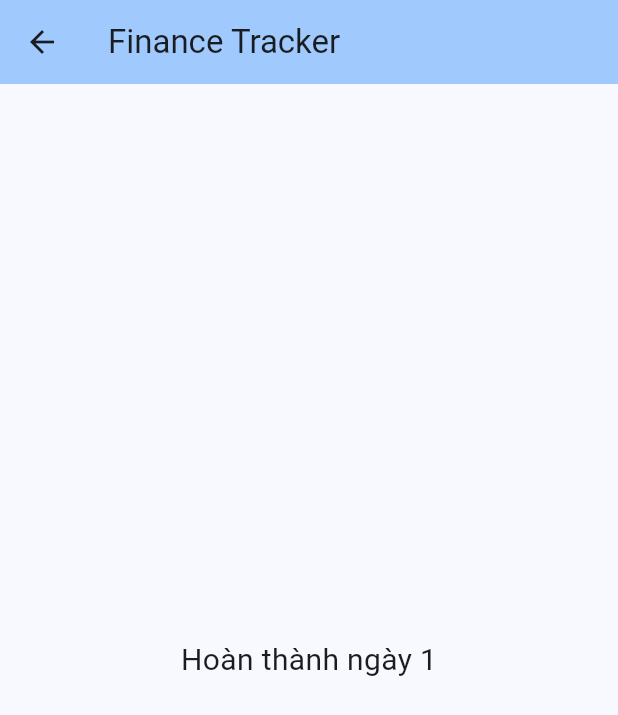
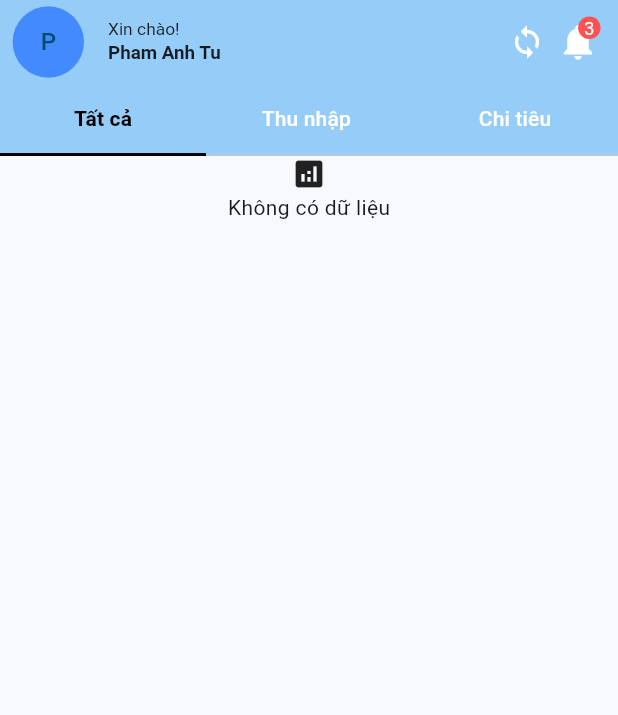
Before and after one commit to anhtuspham/MOSA, a Flutter app: the HomeScreen screen opened directly, on a phone screen of 412 x 824 dp. Shown: the top 715 px of the screen. Run offline on Flutter 3.47's test engine with Material 3 defaults, Android fonts, the phone set to English and light mode, and no system bars; our stand-ins replace flutter_screenutil, sqflite; accounts and stored records are empty.

```diff
--- /dev/null
+++ b/devtools_options.yaml
@@ -0,0 +1,3 @@
+description: This file stores settings for Dart & Flutter DevTools.
+documentation: https://docs.flutter.dev/tools/devtools/extensions#configure-extension-enablement-states
+extensions:
--- /dev/null
+++ b/flutter_launcher_icons.yaml
@@ -0,0 +1,19 @@
+# flutter pub run flutter_launcher_icons
+flutter_launcher_icons:
+  image_path: "assets/images/icon.png"
+
+  android: "launcher_icon"
+  # image_path_android: "assets/icon/icon.png"
+  min_sdk_android: 21 # android min sdk min:16, default 21
+  # adaptive_icon_background: "assets/icon/background.png"
+  # adaptive_icon_foreground: "assets/icon/foreground.png"
+  # adaptive_icon_foreground_inset: 16
+  # adaptive_icon_monochrome: "assets/icon/monochrome.png"
+
+  ios: true
+  # image_path_ios: "assets/icon/icon.png"
+  remove_alpha_ios: true
+  # image_path_ios_dark_transparent: "assets/icon/icon_dark.png"
+  # image_path_ios_tinted_grayscale: "assets/icon/icon_tinted.png"
+  # desaturate_tinted_to_grayscale_ios: true
+  # background_color_ios: "#ffffff"
--- a/lib/main.dart
+++ b/lib/main.dart
@@ -1,5 +1,6 @@
 import 'package:flutter/cupertino.dart';
 import 'package:flutter/material.dart';
+import 'package:flutter_screenutil/flutter_screenutil.dart';
 import 'package:mosa/providers/transaction_provider.dart';
 import 'package:mosa/screens/home_screen.dart';
 import 'package:mosa/utils/test_data.dart';
@@ -14,16 +15,21 @@ class MyApp extends StatelessWidget {
 
   @override
   Widget build(BuildContext context) {
-    return ChangeNotifierProvider(
+    return ScreenUtilInit(
+      designSize: const Size(392, 852),
+      minTextAdapt: true,
+      splitScreenMode: true,
+      child: ChangeNotifierProvider(
         create: (_) => TransactionProvider()..loadTransaction(),
         child: MaterialApp(
           title: 'Finance Tracker',
           debugShowCheckedModeBanner: false,
           theme: ThemeData(
-          colorScheme: ColorScheme.fromSeed(seedColor: Colors.blue),
+            colorScheme: ColorScheme.fromSeed(seedColor: Colors.lightBlue),
             useMaterial3: true,
           ),
-        home: const TestDatabaseScreen(),
+          home: const HomeScreen(),
+        ),
       ),
     );
   }
--- a/lib/screens/home_screen.dart
+++ b/lib/screens/home_screen.dart
@@ -1,5 +1,6 @@
 import 'package:flutter/cupertino.dart';
 import 'package:flutter/material.dart';
+import 'package:flutter_screenutil/flutter_screenutil.dart';
 
 class HomeScreen extends StatefulWidget {
   const HomeScreen({super.key});
@@ -11,17 +12,77 @@ class HomeScreen extends StatefulWidget {
 class _HomeScreenState extends State<HomeScreen> {
   @override
   Widget build(BuildContext context) {
-    return Scaffold(
+    return DefaultTabController(
+      length: 3,
+      child: Scaffold(
         appBar: AppBar(
-          title: Text('Finance Tracker'),
-          backgroundColor: Theme
-              .of(context)
-              .colorScheme
-              .inversePrimary,
+          title: Column(
+            crossAxisAlignment: CrossAxisAlignment.start,
+            children: [
+              Text('Xin chào!', style: TextStyle(fontSize: 12.sp)),
+              Text('Pham Anh Tu', style: TextStyle(fontWeight: FontWeight.bold, fontSize: 13.sp)),
+            ],
+          ),
+          leading: Container(
+            margin: EdgeInsets.only(left: 8.w),
+            child: CircleAvatar(radius: 20, backgroundColor: Colors.blueAccent, child: Text('P')),
+          ),
+          actionsPadding: EdgeInsets.symmetric(horizontal: 12.w),
+          actions: [
+            Icon(Icons.sync, color: Colors.white),
+            const SizedBox(width: 8),
+            Stack(
+              clipBehavior: Clip.none,
+              children: [
+                Icon(Icons.notifications, color: Colors.white, size: 28),
+                Positioned(
+                  right: -1,
+                  top: -8,
+                  child: Container(
+                    padding: const EdgeInsets.all(4),
+                    decoration: BoxDecoration(color: Colors.redAccent, shape: BoxShape.circle),
+                    child: Text(
+                      '3',
+                      textAlign: TextAlign.center,
+                      style: TextStyle(color: Colors.white, fontSize: 12),
+                    ),
+                  ),
+                ),
+              ],
+            ),
+          ],
+          backgroundColor: Theme.of(context).colorScheme.inversePrimary,
+          bottom: TabBar(
+            indicatorColor: Colors.black,
+            indicatorSize: TabBarIndicatorSize.tab,
+            unselectedLabelStyle: TextStyle(color: Colors.white),
+            labelStyle: TextStyle(color: Colors.black, fontWeight: FontWeight.bold),
+            tabs: [
+              Tab(child: Text('Tất cả')),
+              Tab(child: Text('Thu nhập ')),
+              Tab(child: Text('Chi tiêu')),
+            ],
+          ),
         ),
-        body: const Center(
-          child: Text('Hoàn thành ngày 1', style: TextStyle(fontSize: 20),),
-        )
+        body: TabBarView(
+          children: [
+            Center(child: Column(children: [Icon(Icons.analytics), Text('Không có dữ liệu')])),
+            ListTile(
+              leading: Icon(Icons.calendar_month),
+              title: Text('Điều chỉnh số dư'),
+              subtitle: Text('Điều chỉnh số dư chuyển khoản'),
+              trailing: Column(
+                mainAxisAlignment: MainAxisAlignment.center,
+                children: [
+                  Text('117.167đ'),
+                  Text('Hôm nay', style: TextStyle(color: Colors.grey)),
+                ],
+              ),
+            ),
+            Center(child: Text('Tab 3')),
+          ],
+        ),
+      ),
     );
   }
 }
```
Also changed, not shown: pubspec.yaml (+9 -6 lines), assets/images/icon.png, pubspec.lock, 28 other files. Lines whose indentation alone changed are shown as unchanged.
